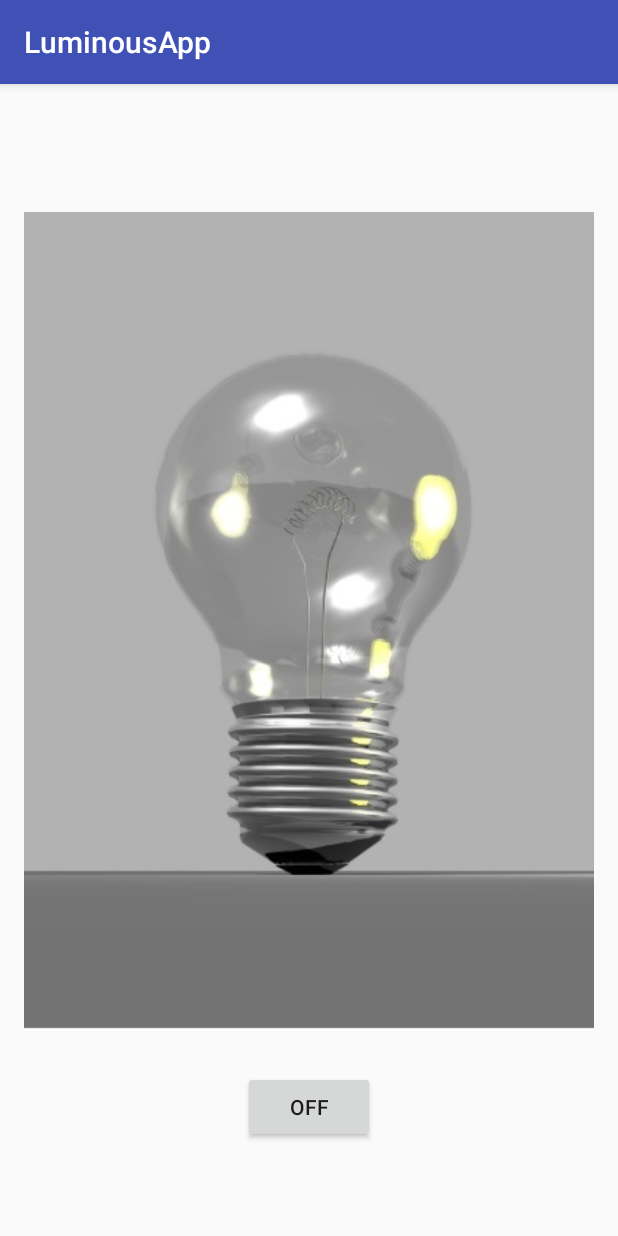
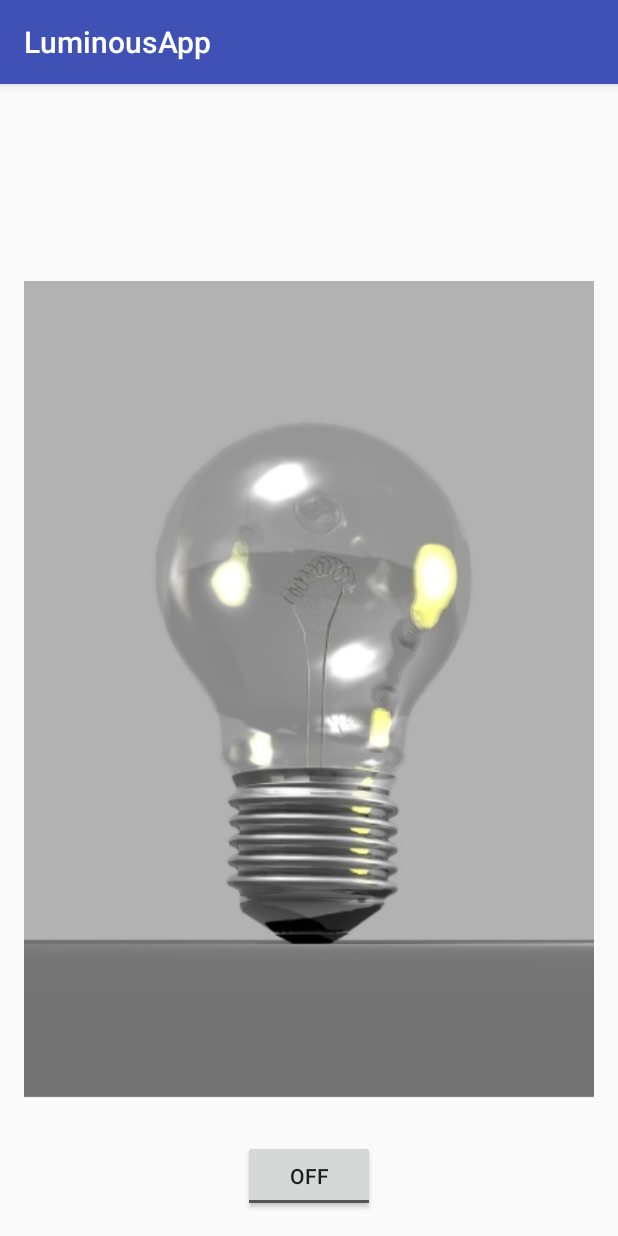
Before and after one commit to namaedevibar/Luminous, an Android app: the screen it shows after launch (MainActivity), on a phone screen of 412 x 824 dp. Run offline under Robolectric (Android 15) with nearby library versions, the phone set to English and light mode, and no system bars.

Commit message:
First Commit

```diff
--- a/app/src/main/java/com/activity/devibar/luminousapp/MainActivity.java
+++ b/app/src/main/java/com/activity/devibar/luminousapp/MainActivity.java
@@ -4,8 +4,10 @@ import android.support.v7.app.AppCompatActivity;
 import android.os.Bundle;
 import android.view.View;
 import android.widget.Button;
+import android.widget.CompoundButton;
 import android.widget.ImageView;
 import android.view.View.OnClickListener;
+import android.widget.ToggleButton;
 
 public class MainActivity extends AppCompatActivity {
 
@@ -16,7 +18,7 @@ public class MainActivity extends AppCompatActivity {
         addListenerOnButton();
     }
 
-    private Button mbtn;
+    private ToggleButton mbtn;
     private ImageView mImage1;
     private ImageView mImage2;
 
@@ -24,29 +26,20 @@ public class MainActivity extends AppCompatActivity {
 
     public void addListenerOnButton(){
         mImage1 = (ImageView) findViewById(R.id.off);
-        mbtn = (Button) findViewById(R.id.btnSwitch);
+        mbtn = (ToggleButton) findViewById(R.id.tglSwitch);
 
+      mbtn.setOnCheckedChangeListener(new CompoundButton.OnCheckedChangeListener() {
+          @Override
+          public void onCheckedChanged(CompoundButton compoundButton, boolean b) {
+              if(mbtn.isChecked()){
+                  mImage1.setImageResource(R.drawable.on);
+              }
+              else{
 
-        mbtn.setOnClickListener(new OnClickListener() {
-            @Override
-            public void onClick(View view) {
-
-                if (mbtn.getText()=="ON"){
-                    mImage1.setImageResource(R.drawable.on);
-                    mbtn.setText("Off");
-                }
-                else {
-                    mImage1.setImageResource(R.drawable.off);
-                    mbtn.setText("ON");
-
-                }
-
-
-
-
-
-            }
-        });
+                  mImage1.setImageResource(R.drawable.off);
+              }
+          }
+      });
 
 
     }
--- a/app/src/main/res/layout/activity_main.xml
+++ b/app/src/main/res/layout/activity_main.xml
@@ -14,18 +14,18 @@
         android:layout_width="wrap_content"
         android:layout_height="wrap_content"
         android:src="@drawable/off"
-        android:layout_above="@+id/btnSwitch"
+        android:layout_above="@+id/tglSwitch"
         android:layout_alignParentRight="true"
         android:layout_alignParentEnd="true" />
 
-    <Button
+    <ToggleButton
         android:layout_width="wrap_content"
         android:layout_height="wrap_content"
-        android:id="@+id/btnSwitch"
+        android:text="New ToggleButton"
+        android:id="@+id/tglSwitch"
         android:layout_alignParentBottom="true"
         android:layout_centerHorizontal="true"
-        android:layout_marginBottom="46dp"
-        android:text="OFF" />
+        android:checked="false" />
 
 
 </RelativeLayout>
```
